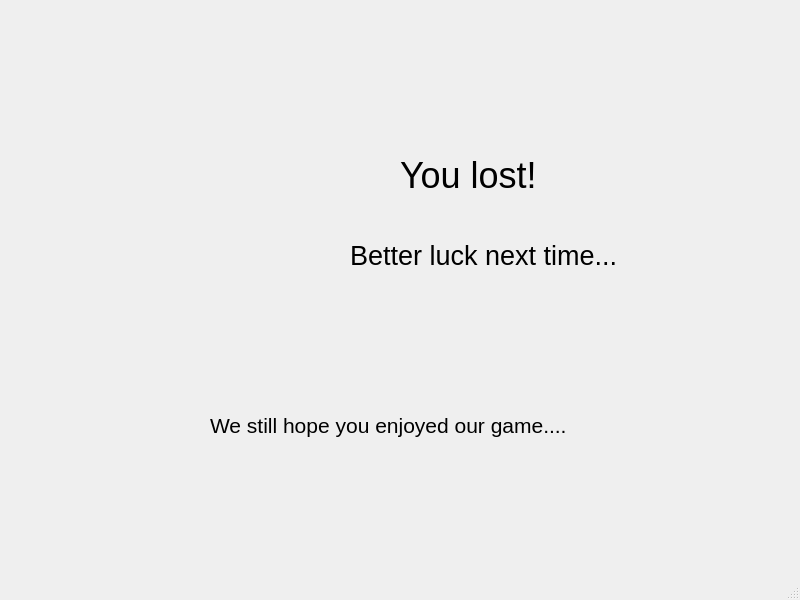
This is client/losing_screen.ui in Merok23/TPG-Taller-Left4dead-Grupo1 as Qt 5 draws it before an edit. The edited form follows.
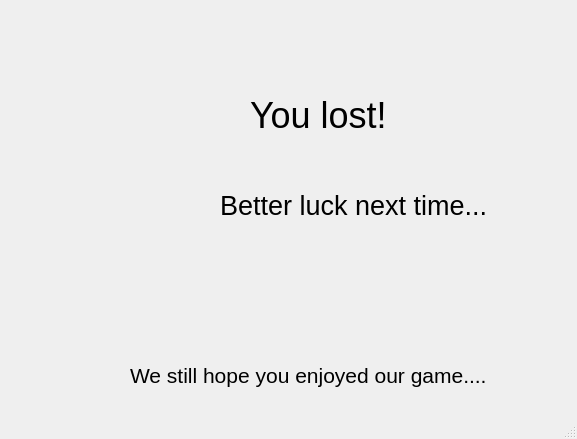
This is the edited form. Icons and pictures are not drawn.

Diff of the .ui file:
```diff
--- a/client/losing_screen.ui
+++ b/client/losing_screen.ui
@@ -6,8 +6,8 @@
    <rect>
     <x>0</x>
     <y>0</y>
-    <width>800</width>
-    <height>600</height>
+    <width>577</width>
+    <height>439</height>
    </rect>
   </property>
   <property name="windowTitle">
@@ -17,8 +17,8 @@
    <widget class="QLabel" name="label">
     <property name="geometry">
      <rect>
-      <x>350</x>
-      <y>220</y>
+      <x>220</x>
+      <y>170</y>
       <width>331</width>
       <height>71</height>
      </rect>
@@ -35,8 +35,8 @@
    <widget class="QLabel" name="label_3">
     <property name="geometry">
      <rect>
-      <x>400</x>
-      <y>140</y>
+      <x>250</x>
+      <y>80</y>
       <width>231</width>
       <height>71</height>
      </rect>
@@ -53,10 +53,10 @@
    <widget class="QLabel" name="confetti">
     <property name="geometry">
      <rect>
-      <x>140</x>
-      <y>110</y>
-      <width>191</width>
-      <height>221</height>
+      <x>70</x>
+      <y>90</y>
+      <width>221</width>
+      <height>271</height>
      </rect>
     </property>
     <property name="text">
@@ -72,8 +72,8 @@
    <widget class="QLabel" name="label_2">
     <property name="geometry">
      <rect>
-      <x>210</x>
-      <y>390</y>
+      <x>130</x>
+      <y>340</y>
       <width>381</width>
       <height>71</height>
      </rect>
```
Left out of the diff: 6 changed lines with no effect on the pictures.
